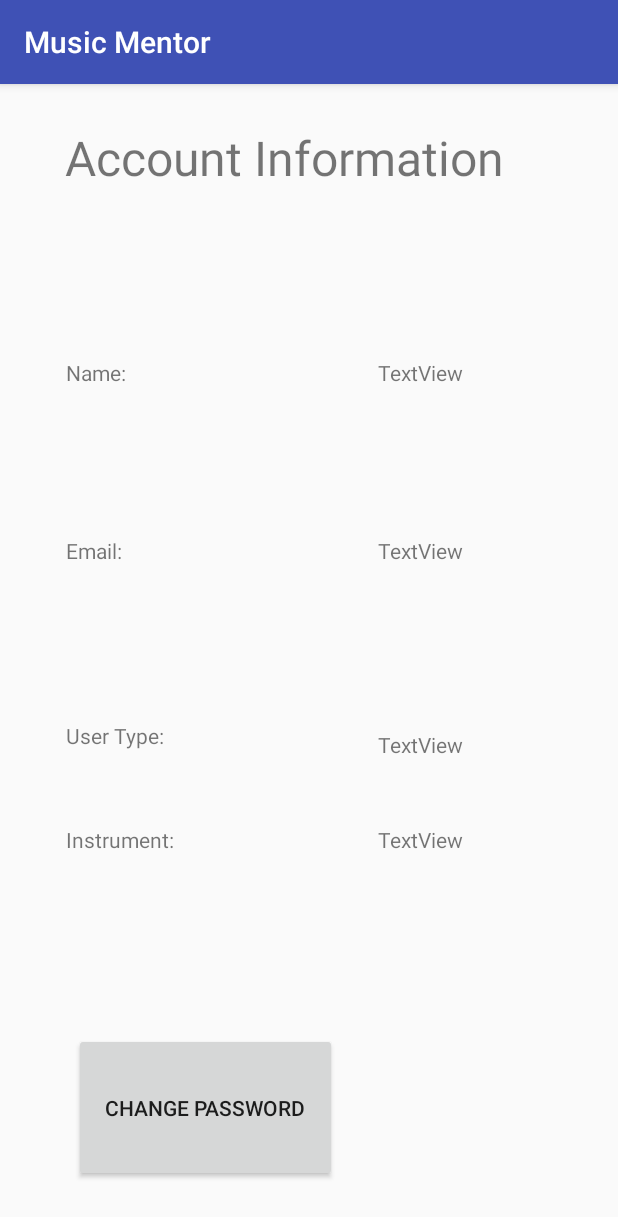
After one commit to tjbright1/MusicMentor, an Android app: the UserPage screen opened directly, with no data from a screen before it, on a phone screen of 412 x 824 dp. The commit adds this screen. Shown: the top 1217 px of the screen. Run offline under Robolectric (Android 15) with nearby library versions, the phone set to English and light mode, and no system bars.

Commit message:
user page framework

```diff
--- a/app/src/main/AndroidManifest.xml
+++ b/app/src/main/AndroidManifest.xml
@@ -32,7 +32,6 @@
             android:name=".VideoActivity"
             android:label="@string/title_activity_video"
             android:theme="@style/AppTheme.NoActionBar" />
-
         <activity
             android:name=".HomePageTeacher"
             android:label="@string/title_activity_home_page_teacher"
@@ -76,7 +75,8 @@
         <activity
             android:name=".ViewRecordingTeacher"
             android:label="@string/title_activity_view_recording_teacher"
-            android:theme="@style/AppTheme.NoActionBar"></activity>
+            android:theme="@style/AppTheme.NoActionBar" />
+        <activity android:name=".UserPage"></activity>
     </application>
 
 </manifest>
--- a/app/src/main/java/com/example/musicmentor/musicmentor/HomePageTeacherActivity.java
+++ b/app/src/main/java/com/example/musicmentor/musicmentor/HomePageTeacherActivity.java
@@ -41,6 +41,14 @@ public class HomePageTeacherActivity extends AppCompatActivity {
             }
         });
 
+        ImageButton userPage = (ImageButton) findViewById(R.id.userPageButton);
+        userPage.setOnClickListener (new View.OnClickListener() {
+            public void onClick(View v) {
+                Intent i = new Intent(getApplicationContext(),UserPage.class);
+                startActivity(i);
+            }
+        });
+
     }
 
 }
--- /dev/null
+++ b/app/src/main/java/com/example/musicmentor/musicmentor/UserPage.java
@@ -0,0 +1,13 @@
+package com.example.musicmentor.musicmentor;
+
+import android.support.v7.app.AppCompatActivity;
+import android.os.Bundle;
+
+public class UserPage extends AppCompatActivity {
+
+    @Override
+    protected void onCreate(Bundle savedInstanceState) {
+        super.onCreate(savedInstanceState);
+        setContentView(R.layout.activity_user_page);
+    }
+}
--- a/app/src/main/res/layout/activity_home_page_teacher.xml
+++ b/app/src/main/res/layout/activity_home_page_teacher.xml
@@ -14,7 +14,7 @@
 
         <LinearLayout
             android:layout_width="match_parent"
-            android:layout_height="390dp"
+            android:layout_height="491dp"
             android:layout_centerVertical="true"
             android:orientation="vertical"
             android:paddingLeft="15dp"
@@ -47,6 +47,14 @@
                 android:layout_marginTop="42dp"
                 android:background="@android:color/transparent"
                 app:srcCompat="@drawable/logout" />
+
+            <ImageButton
+                android:id="@+id/userPageButton"
+                android:layout_width="match_parent"
+                android:layout_height="wrap_content"
+                android:layout_marginTop="42dp"
+                android:background="@android:color/transparent"
+                app:srcCompat="@drawable/person" />
 
 
         </LinearLayout>
--- /dev/null
+++ b/app/src/main/res/layout/activity_user_page.xml
@@ -0,0 +1,133 @@
+<?xml version="1.0" encoding="utf-8"?>
+<android.support.constraint.ConstraintLayout xmlns:android="http://schemas.android.com/apk/res/android"
+    xmlns:app="http://schemas.android.com/apk/res-auto"
+    xmlns:tools="http://schemas.android.com/tools"
+    android:layout_width="match_parent"
+    android:layout_height="match_parent"
+    tools:context=".UserPage">
+
+    <TextView
+        android:id="@+id/textView2"
+        android:layout_width="325dp"
+        android:layout_height="0dp"
+        android:layout_marginBottom="56dp"
+        android:layout_marginEnd="8dp"
+        android:layout_marginLeft="8dp"
+        android:layout_marginRight="8dp"
+        android:layout_marginStart="8dp"
+        android:layout_marginTop="27dp"
+        android:text="Account Information"
+        android:textSize="32sp"
+        app:layout_constraintBottom_toTopOf="@+id/nameEdit"
+        app:layout_constraintEnd_toEndOf="parent"
+        app:layout_constraintStart_toStartOf="parent"
+        app:layout_constraintTop_toTopOf="parent" />
+
+    <TextView
+        android:id="@+id/textView4"
+        android:layout_width="120dp"
+        android:layout_height="0dp"
+        android:layout_marginLeft="44dp"
+        android:layout_marginStart="44dp"
+        android:text="Name:"
+        app:layout_constraintBottom_toBottomOf="@+id/nameEdit"
+        app:layout_constraintStart_toStartOf="parent"
+        app:layout_constraintTop_toTopOf="@+id/nameEdit" />
+
+    <TextView
+        android:id="@+id/textView5"
+        android:layout_width="120dp"
+        android:layout_height="0dp"
+        android:layout_marginLeft="44dp"
+        android:layout_marginStart="44dp"
+        android:text="Email:"
+        app:layout_constraintBottom_toBottomOf="@+id/emailEdit"
+        app:layout_constraintStart_toStartOf="parent"
+        app:layout_constraintTop_toTopOf="@+id/emailEdit" />
+
+    <TextView
+        android:id="@+id/textView6"
+        android:layout_width="120dp"
+        android:layout_height="30dp"
+        android:layout_marginLeft="44dp"
+        android:layout_marginStart="44dp"
+        android:text="User Type:"
+        app:layout_constraintBottom_toBottomOf="parent"
+        app:layout_constraintStart_toStartOf="parent"
+        app:layout_constraintTop_toTopOf="parent"
+        app:layout_constraintVertical_bias="0.575" />
+
+    <TextView
+        android:id="@+id/textView7"
+        android:layout_width="120dp"
+        android:layout_height="60dp"
+        android:layout_marginLeft="44dp"
+        android:layout_marginStart="44dp"
+        android:text="Instrument:"
+        app:layout_constraintBaseline_toBaselineOf="@+id/InstrumentEdit"
+        app:layout_constraintStart_toStartOf="parent" />
+
+    <TextView
+        android:id="@+id/nameEdit"
+        android:layout_width="120dp"
+        android:layout_height="0dp"
+        android:layout_marginBottom="20dp"
+        android:layout_marginEnd="40dp"
+        android:layout_marginRight="40dp"
+        android:text="TextView"
+        app:layout_constraintBottom_toTopOf="@+id/emailEdit"
+        app:layout_constraintEnd_toEndOf="parent"
+        app:layout_constraintTop_toBottomOf="@+id/textView2" />
+
+    <TextView
+        android:id="@+id/emailEdit"
+        android:layout_width="120dp"
+        android:layout_height="0dp"
+        android:layout_marginBottom="30dp"
+        android:layout_marginEnd="40dp"
+        android:layout_marginRight="40dp"
+        android:text="TextView"
+        app:layout_constraintBottom_toTopOf="@+id/UTEdit"
+        app:layout_constraintEnd_toEndOf="parent"
+        app:layout_constraintTop_toBottomOf="@+id/nameEdit" />
+
+    <TextView
+        android:id="@+id/UTEdit"
+        android:layout_width="120dp"
+        android:layout_height="30dp"
+        android:layout_marginBottom="33dp"
+        android:layout_marginEnd="40dp"
+        android:layout_marginRight="40dp"
+        android:text="TextView"
+        app:layout_constraintBottom_toTopOf="@+id/InstrumentEdit"
+        app:layout_constraintEnd_toEndOf="parent"
+        app:layout_constraintTop_toBottomOf="@+id/emailEdit" />
+
+    <TextView
+        android:id="@+id/InstrumentEdit"
+        android:layout_width="120dp"
+        android:layout_height="0dp"
+        android:layout_marginBottom="40dp"
+        android:layout_marginEnd="40dp"
+        android:layout_marginRight="40dp"
+        android:text="TextView"
+        app:layout_constraintBottom_toTopOf="@+id/button2"
+        app:layout_constraintEnd_toEndOf="parent"
+        app:layout_constraintTop_toBottomOf="@+id/UTEdit" />
+
+    <Button
+        android:id="@+id/button2"
+        android:layout_width="175dp"
+        android:layout_height="0dp"
+        android:layout_marginBottom="36dp"
+        android:layout_marginEnd="8dp"
+        android:layout_marginLeft="8dp"
+        android:layout_marginRight="8dp"
+        android:layout_marginStart="8dp"
+        android:text="Change Password"
+        app:layout_constraintBottom_toBottomOf="parent"
+        app:layout_constraintEnd_toEndOf="parent"
+        app:layout_constraintHorizontal_bias="0.186"
+        app:layout_constraintStart_toStartOf="parent"
+        app:layout_constraintTop_toBottomOf="@+id/InstrumentEdit" />
+</android.support.constraint.ConstraintLayout>
```
Also changed, not shown: app/src/main/res/drawable/person.png (added).
